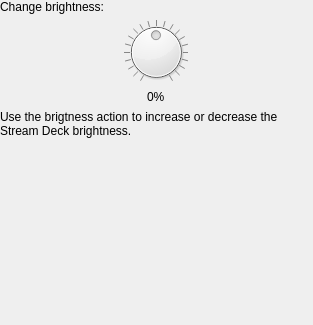
Old version of the form streamdeck_ui/actions/brightness/brightness.ui in the repository timothycrosley/streamdeck-ui.
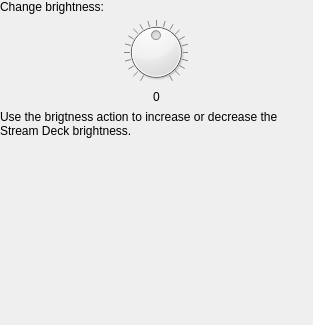
New version of the form.

The edit to the form file:
```diff
--- a/streamdeck_ui/actions/brightness/brightness.ui
+++ b/streamdeck_ui/actions/brightness/brightness.ui
@@ -78,7 +78,7 @@
           </sizepolicy>
          </property>
          <property name="text">
-          <string>0%</string>
+          <string>0</string>
          </property>
         </widget>
        </item>
```
Left out of the diff: 6 changed lines with no effect on the pictures.
